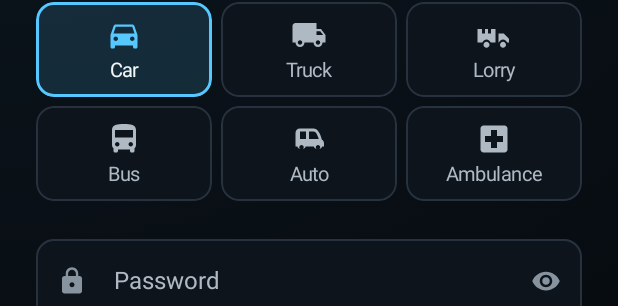
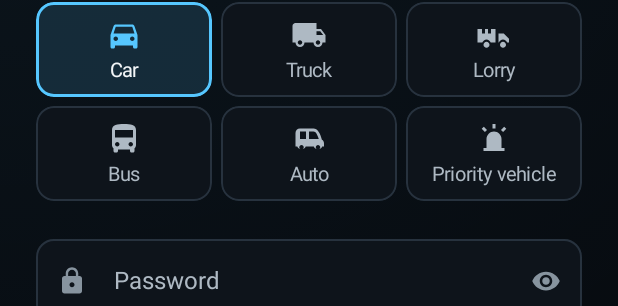
Before and after one commit to allenchrist/VehicleSensorModule, an Android app built with Jetpack Compose: the @Preview function SignupScreenPreview, on a phone screen of 412 x 824 dp. Shown: the part 534-840 px from the top of the screen. Run offline under Robolectric (Android 15) with nearby library versions, the phone set to English and light mode, and no system bars.

Commit message:
Ambulance becomes Priority vehicle

```diff
--- a/app/src/main/java/com/example/vehiclesensormodule/model/VehicleType.kt
+++ b/app/src/main/java/com/example/vehiclesensormodule/model/VehicleType.kt
@@ -13,8 +13,9 @@ enum class VehicleType(val id: String, val label: String, @DrawableRes val icon:
     Bus("bus", "Bus", R.drawable.ic_vehicle_bus),
     Auto("auto", "Auto", R.drawable.ic_vehicle_auto),
 
-    // Always gets right of way in a narrow road
-    Ambulance("ambulance", "Ambulance", R.drawable.ic_vehicle_ambulance);
+    // Any emergency vehicle, such as an ambulance, fire engine or police.
+    // Always gets right of way in a narrow road.
+    Priority("priority", "Priority vehicle", R.drawable.ic_vehicle_priority);
 
     companion object {
         // A newer type from the server shouldn't break an older app
--- a/app/src/main/java/com/example/vehiclesensormodule/ui/components/Components.kt
+++ b/app/src/main/java/com/example/vehiclesensormodule/ui/components/Components.kt
@@ -309,7 +309,7 @@ fun MessageBanner(text: String, kind: MessageKind, modifier: Modifier = Modifier
 
 /**
  * One tile for each vehicle type, used at signup and when changing it later.
- * In rows of three, so longer names such as Ambulance fit on a phone.
+ * In rows of three, so longer names such as Priority vehicle fit on a phone.
  */
 @Composable
 fun VehiclePicker(
--- a/app/src/main/res/drawable/ic_vehicle_ambulance.xml
+++ b/app/src/main/res/drawable/ic_vehicle_priority.xml
@@ -5,5 +5,5 @@
     android:viewportHeight="24">
     <path
         android:fillColor="#FFFFFFFF"
-        android:pathData="M19 3H5c-1.1 0-1.99.9-1.99 2L3 19c0 1.1.9 2 2 2h14c1.1 0 2-.9 2-2V5c0-1.1-.9-2-2-2zm-1 11h-4v4h-4v-4H6v-4h4V6h4v4h4v4z" />
+        android:pathData="M7 18v-6a5 5 0 0 1 10 0v6h2v2H5v-2h2zm4-16h2v3h-2V2zm5.66 3.93 2.12-2.12 1.41 1.41-2.12 2.12-1.41-1.41zM3.81 5.22l1.41-1.41 2.12 2.12-1.41 1.41-2.12-2.12z" />
 </vector>
```
Also changed, not shown: 1 other file.
